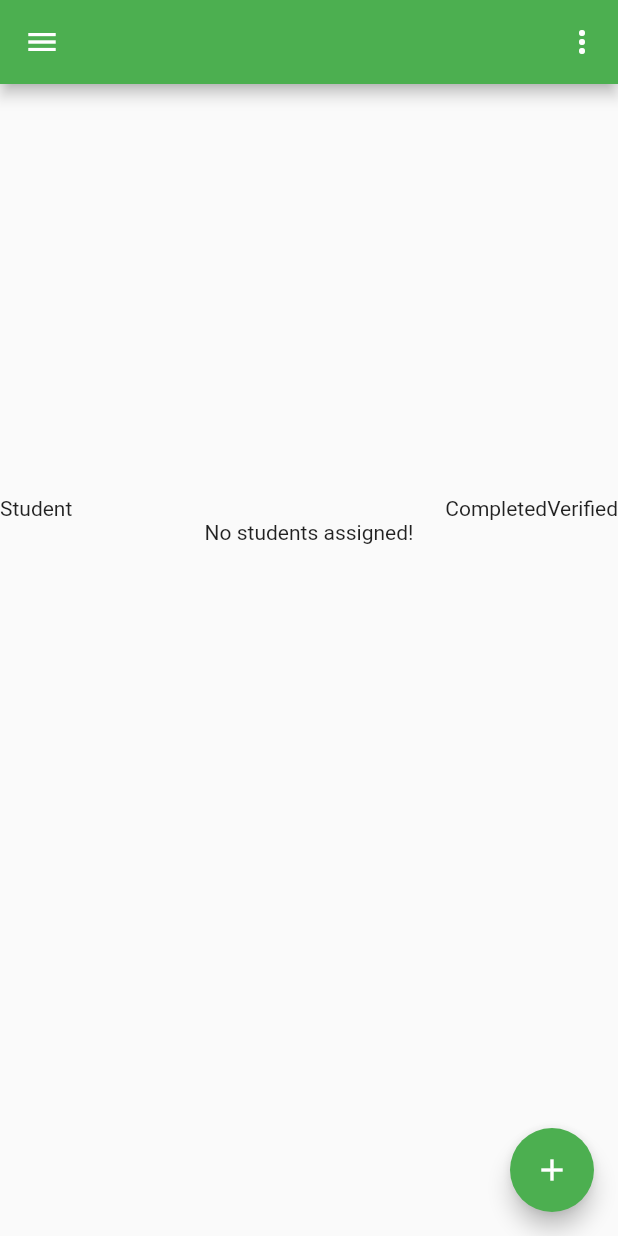
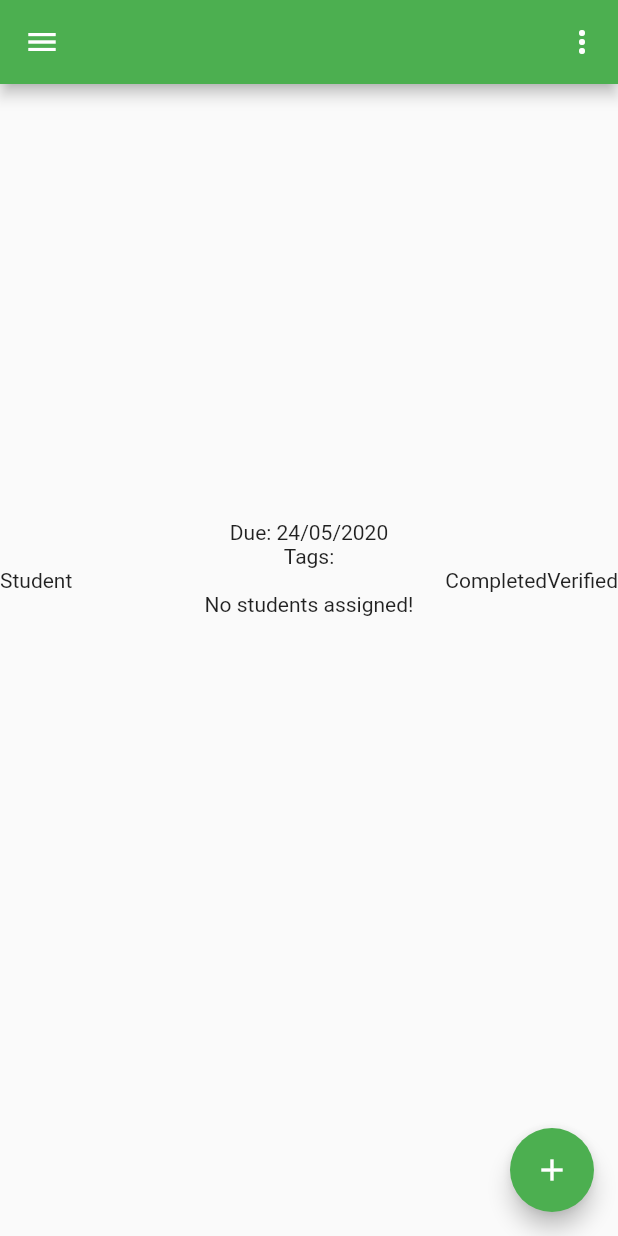
Before and after one commit to boundtotheearth/Orbital2020, a Flutter app: the TeacherTaskView screen opened directly with empty values, on a phone screen of 412 x 824 dp. Run offline on Flutter 3.47's test engine with Material 2 defaults, Android fonts, the phone set to English and light mode, and no system bars; our stand-ins replace cloud_firestore, firebase_auth, form_field_validator; missing offline and left inert: flutter_unity_widget; accounts and stored records are empty.

Commit message:
Fixed missing task data bug in task view

```diff
--- a/lib/DataContainers/Task.dart
+++ b/lib/DataContainers/Task.dart
@@ -17,7 +17,7 @@ class Task {
     this.createdByName,
     this.createdById,
     this.dueDate,
-    this.tags = const [],
+    this.tags,
   });
 
   Map<String, dynamic> toKeyValuePair() {
--- a/lib/DatabaseController.dart
+++ b/lib/DatabaseController.dart
@@ -202,13 +202,15 @@ class DatabaseController {
         .map((snapshot) => snapshot.documents)
         .map((documents) =>
         documents.map((document) {
+          //print(document['tags'].runtimeType);
           Task t = Task(
               id: document.documentID,
               name: document['name'],
+              description: document['description'],
               dueDate: document['dueDate'].toDate(),
+              tags: document['tags']?.cast<String>() ?? [],
               createdById: document['createdById'],
           );
-          print(t);
           return t;
         }).toSet()
     );
--- a/lib/TeacherTaskView.dart
+++ b/lib/TeacherTaskView.dart
@@ -1,5 +1,6 @@
 import 'package:flutter/cupertino.dart';
 import 'package:flutter/material.dart';
+import 'package:intl/intl.dart';
 import 'package:orbital2020/DataContainers/Group.dart';
 import 'package:orbital2020/DataContainers/StudentWithStatus.dart';
 import 'package:orbital2020/DataContainers/Task.dart';
@@ -119,6 +120,16 @@ class _TeacherTaskViewState extends State<TeacherTaskView> {
     return Future(null);
   }
 
+  List<Widget> getTagChips() {
+    List<Widget> tagChips = <Widget>[];
+    for(String tag in widget.task.tags) {
+      tagChips.add(Chip(
+        label: Text(tag),
+      ));
+    }
+    return tagChips;
+  }
+
   @override
   Widget build(BuildContext context) {
     return Scaffold(
@@ -138,6 +149,13 @@ class _TeacherTaskViewState extends State<TeacherTaskView> {
               AspectRatio(
                 aspectRatio: 3/2,
                 child: Container(),
+              ),
+              Text(widget.task.description ?? "No Description"),
+              Text("Due: " + DateFormat('dd/MM/y').format(widget.task.dueDate)),
+              Text('Tags:'),
+              Wrap(
+                spacing: 8.0,
+                children: getTagChips(),
               ),
               Row(
                 children: <Widget>[
```
